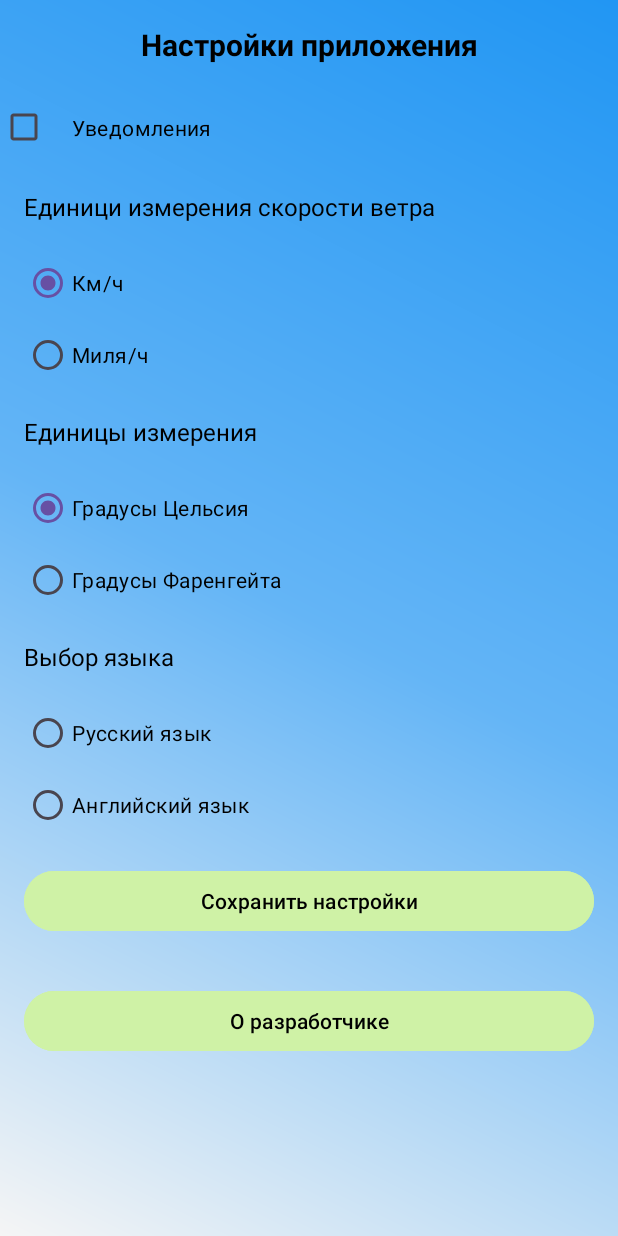
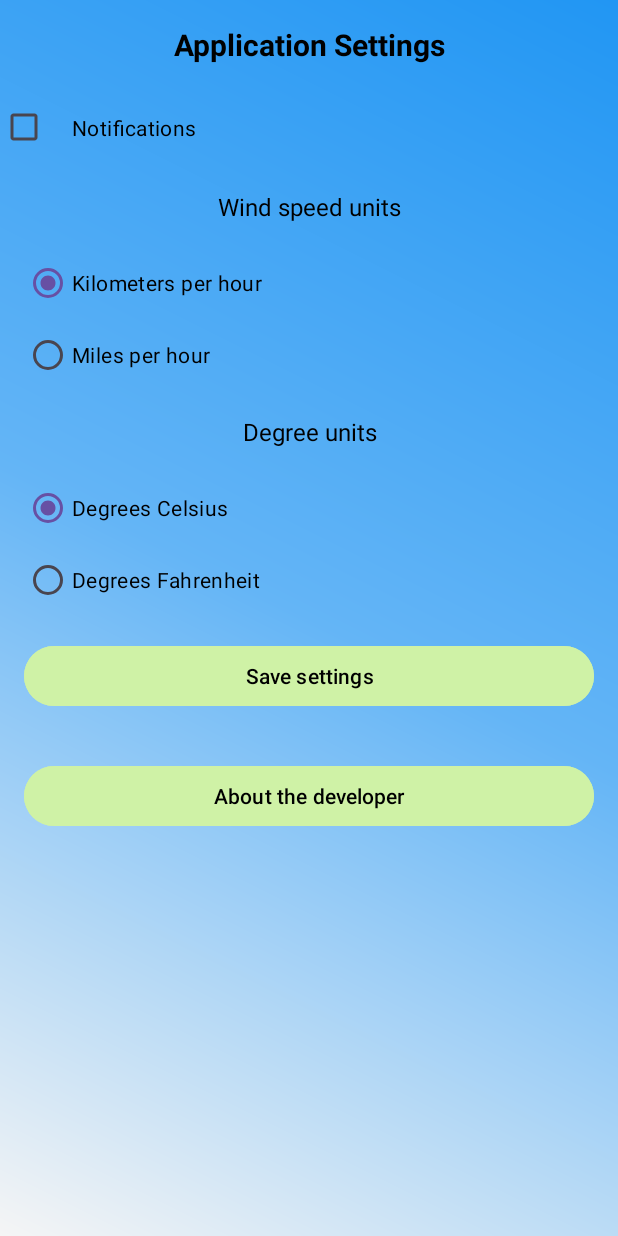
Before and after one commit to SHIZOFRIEND/Pododik, an Android app: the screen it shows after launch (Preferences), after a tap on "Settings", on a phone screen of 412 x 824 dp. Run offline under Robolectric (Android 15) with nearby library versions, the phone set to English and light mode, and no system bars; our stand-ins replace Picasso; pictures from the network do not load.

Commit message:
все тебе на англе, работа с настройками завершена, осталось сделать последнее окно

```diff
--- a/app/src/main/java/com/example/practicpogoda/MainActivity.java
+++ b/app/src/main/java/com/example/practicpogoda/MainActivity.java
@@ -193,7 +193,7 @@ public class MainActivity extends AppCompatActivity {
                                 double longitude = location.getLongitude();
 
 
-                                Geocoder geocoder = new Geocoder(MainActivity.this, Locale.getDefault());
+                                Geocoder geocoder = new Geocoder(MainActivity.this, Locale.ENGLISH);
                                 try {
                                     List<Address> addresses = geocoder.getFromLocation(latitude, longitude, 1);
                                     if (!addresses.isEmpty()) {
@@ -308,7 +308,7 @@ public class MainActivity extends AppCompatActivity {
         }
     }
     private void updateWidgetCity(String cityName) {
-        // Обновляем город в SharedPreferences
+
         SharedPreferences preferences = getSharedPreferences("MyPreferences", Context.MODE_PRIVATE);
         SharedPreferences.Editor editor = preferences.edit();
         editor.putString("cityName", cityName);
--- a/app/src/main/java/com/example/practicpogoda/Preferences.java
+++ b/app/src/main/java/com/example/practicpogoda/Preferences.java
@@ -2,6 +2,7 @@ package com.example.practicpogoda;
 
 import androidx.appcompat.app.AppCompatActivity;
 
+import android.content.Intent;
 import android.content.SharedPreferences;
 import android.os.Bundle;
 import android.preference.PreferenceManager;
@@ -81,9 +82,9 @@ public class Preferences extends AppCompatActivity {
     }
 
     private void saveSettings() {
-
-
-        Toast.makeText(this, "Настройки сохранены", Toast.LENGTH_SHORT).show();
+        Toast.makeText(this, "Settings have been saved", Toast.LENGTH_SHORT).show();
+        startActivity(new Intent(this, MainActivity.class));
+        finish();
     }
 
     }
--- a/app/src/main/res/layout/activity_main.xml
+++ b/app/src/main/res/layout/activity_main.xml
@@ -94,7 +94,7 @@
         android:layout_height="wrap_content"
         android:layout_gravity="center_horizontal"
         android:layout_marginTop="16dp"
-        android:text="Прогноз погоды на одну неделю"
+        android:text="One week weather forecast"
         android:textAlignment="center"
         android:textColor="#4B6E23"
         android:textSize="20sp" />
@@ -115,7 +115,7 @@
         android:layout_height="wrap_content"
         android:layout_gravity="center_horizontal"
         android:layout_marginTop="16dp"
-        android:text="Прогноз погоды на две недели"
+        android:text="Weather forecast for two weeks"
         android:textColor="#4B6E23"
         android:textSize="20sp" />
 
--- a/app/src/main/res/layout/activity_preferences.xml
+++ b/app/src/main/res/layout/activity_preferences.xml
@@ -10,7 +10,7 @@
         android:layout_width="match_parent"
         android:layout_height="wrap_content"
         android:padding="16dp"
-        android:text="Настройки приложения"
+        android:text="Application Settings"
         android:textAlignment="center"
         android:textColor="#000000"
         android:textSize="20sp"
@@ -22,7 +22,8 @@
         android:layout_width="match_parent"
         android:layout_height="wrap_content"
         android:padding="16dp"
-        android:text="Уведомления"
+        android:text="Notifications"
+
         android:textColor="#000000"
         android:textColorHint="#000000" />
 
@@ -30,7 +31,8 @@
         android:layout_width="match_parent"
         android:layout_height="wrap_content"
         android:padding="16dp"
-        android:text="Единици измерения скорости ветра"
+        android:text="Wind speed units"
+        android:textAlignment="center"
         android:textColor="#000000"
         android:textSize="16sp" />
 
@@ -47,7 +49,7 @@
             android:layout_width="match_parent"
             android:layout_height="wrap_content"
             android:checked="true"
-            android:text="Км/ч"
+            android:text="Kilometers per hour"
             android:textColor="#000000"
             android:textColorHighlight="#B60D0D"
             android:textColorHint="#000000"
@@ -57,7 +59,7 @@
             android:id="@+id/msRadioButton"
             android:layout_width="match_parent"
             android:layout_height="wrap_content"
-            android:text="Миля/ч"
+            android:text="Miles per hour"
             android:textColor="#000000" />
     </RadioGroup>
 
@@ -65,7 +67,8 @@
         android:layout_width="match_parent"
         android:layout_height="wrap_content"
         android:padding="16dp"
-        android:text="Единицы измерения"
+        android:text="Degree units"
+        android:textAlignment="center"
         android:textColor="#000000"
         android:textSize="16sp" />
 
@@ -82,7 +85,7 @@
             android:layout_width="match_parent"
             android:layout_height="wrap_content"
             android:checked="true"
-            android:text="Градусы Цельсия"
+            android:text="Degrees Celsius"
             android:textColor="#000000"
             android:textColorHighlight="#B60D0D"
             android:textColorLink="#F44336" />
@@ -91,44 +94,9 @@
             android:id="@+id/fahrenheitRadioButton"
             android:layout_width="match_parent"
             android:layout_height="wrap_content"
-            android:text="Градусы Фаренгейта"
+            android:text="Degrees Fahrenheit"
             android:textColor="#000000" />
     </RadioGroup>
-
-
-
-
-    <TextView
-        android:layout_width="match_parent"
-        android:layout_height="wrap_content"
-        android:padding="16dp"
-        android:text="Выбор языка"
-        android:textColor="#000000"
-        android:textSize="16sp" />
-
-    <RadioGroup
-        android:id="@+id/themeRadioGroup"
-        android:layout_width="match_parent"
-        android:layout_height="wrap_content"
-        android:orientation="vertical"
-        android:paddingStart="16dp"
-        android:paddingEnd="16dp">
-
-        <RadioButton
-            android:id="@+id/lightThemeRadioButton"
-            android:layout_width="match_parent"
-            android:layout_height="wrap_content"
-            android:text="Русский язык"
-            android:textColor="#000000" />
-
-        <RadioButton
-            android:id="@+id/darkThemeRadioButton"
-            android:layout_width="match_parent"
-            android:layout_height="wrap_content"
-            android:text="Английский язык"
-            android:textColor="#000000" />
-    </RadioGroup>
-
 
     <Button
         android:id="@+id/saveSettingsButton"
@@ -136,7 +104,7 @@
         android:layout_height="wrap_content"
         android:layout_margin="16dp"
         android:backgroundTint="#CFF2A6"
-        android:text="Сохранить настройки"
+        android:text="Save settings"
         android:textColor="#000000" />
 
     <Button
@@ -145,7 +113,7 @@
         android:layout_height="wrap_content"
         android:layout_margin="16dp"
         android:backgroundTint="#CFF2A6"
-        android:text="О разработчике"
+        android:text="About the developer"
         android:textColor="#000000" />
 
 </LinearLayout>
```
